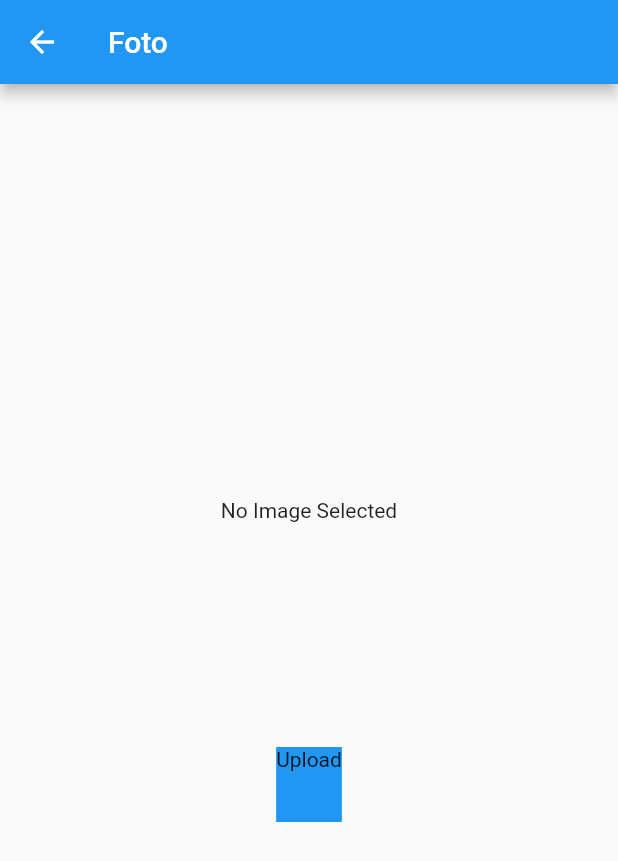
After one commit to RazoelZ/Rent-Car-Application, a Flutter app: the FotoPage screen opened directly, on a phone screen of 412 x 824 dp. The commit adds this screen. Shown: the top 861 px of the screen. Run offline on Flutter 3.47's test engine with Material 2 defaults, Android fonts, the phone set to English and light mode, and no system bars; drawn by our look-alikes of modal_progress_hud_nsn; our stand-ins replace cool_alert, dropdown_search, get, image_picker, shared_preferences; missing offline and left inert: dart:ffi, qrscan, webview_flutter_plus; accounts and stored records are empty.

Commit message:
fixing something i dont know

```diff
--- a/lib/core/repository.dart
+++ b/lib/core/repository.dart
@@ -9,7 +9,7 @@ import 'package:rentvehicle_application/model/MainKendaraanModel.dart';
 import 'package:rentvehicle_application/model/PeminjamanModel.dart';
 
 //Mengambil data dari table kendaraan
-const _baseUrl = "http://192.168.0.104/rent_car/public/api";
+const _baseUrl = "http://192.168.0.105/rent_car/public/api";
 
 class KendaraanRepository {
   Future getData() async {
@@ -207,7 +207,6 @@ class PeminjamanRepository {
         "lampiran_tol": lampiran_tol,
         "lampiran_bbm": lampiran_bbm,
       });
-      print(response.statusCode.toString());
       if (response.statusCode == 200) {
         return true;
       } else {
--- /dev/null
+++ b/lib/screen/fototototo.dart
@@ -0,0 +1,110 @@
+import 'dart:io';
+import 'package:http/http.dart' as http;
+import 'package:flutter/material.dart';
+import 'package:image_picker/image_picker.dart';
+import 'package:modal_progress_hud_nsn/modal_progress_hud_nsn.dart';
+
+class FotoPage extends StatefulWidget {
+  const FotoPage({super.key});
+
+  @override
+  State<FotoPage> createState() => _FotoPageState();
+}
+
+class _FotoPageState extends State<FotoPage> {
+  File? image;
+  final _picker = ImagePicker();
+  bool showSpinner = false;
+
+  Future getImage() async {
+    final pickedFile =
+        await _picker.pickImage(source: ImageSource.gallery, imageQuality: 80);
+
+    if (pickedFile != null) {
+      image = File(pickedFile.path);
+      setState(() {});
+    } else {
+      print('No image selected.');
+    }
+  }
+
+  Future<void> UploadImage() async {
+    setState(() {
+      showSpinner = true;
+    });
+    var stream = new http.ByteStream(image!.openRead());
+    stream.cast();
+
+    var length = await image!.length();
+    var uri = Uri.parse('http://192.168.0.100/rent_car/public/api/peminjaman');
+    var request = new http.MultipartRequest("POST", uri);
+
+    request.fields['id_peminjaman'] = "1";
+
+    var multipartFile = new http.MultipartFile(
+      'foto',
+      stream,
+      length,
+    );
+
+    var response = await request.send();
+
+    if (response.statusCode == 200) {
+      setState(() {
+        showSpinner = false;
+      });
+      print("Image Uploaded");
+    } else {
+      print("Upload Failed");
+      setState(() {
+        showSpinner = false;
+      });
+    }
+  }
+
+  @override
+  Widget build(BuildContext context) {
+    return ModalProgressHUD(
+      inAsyncCall: showSpinner,
+      child: Scaffold(
+        appBar: AppBar(
+          title: Text("Foto"),
+        ),
+        body: Container(
+          child: Column(
+            mainAxisAlignment: MainAxisAlignment.center,
+            crossAxisAlignment: CrossAxisAlignment.center,
+            children: [
+              Container(
+                  child: image == null
+                      ? Center(
+                          child: Text("No Image Selected"),
+                        )
+                      : Container(
+                          child: Center(
+                            child: Image.file(
+                              File(image!.path).absolute,
+                              height: 300,
+                              width: 300,
+                              fit: BoxFit.cover,
+                            ),
+                          ),
+                        )),
+              SizedBox(height: 150),
+              GestureDetector(
+                onTap: () {
+                  UploadImage();
+                },
+                child: Container(
+                  height: 50,
+                  color: Colors.blue,
+                  child: Text('Upload'),
+                ),
+              )
+            ],
+          ),
+        ),
+      ),
+    );
+  }
+}
--- a/lib/screen/gantipassword.dart
+++ b/lib/screen/gantipassword.dart
@@ -60,7 +60,6 @@ class _GantiPasswordPageState extends State<GantiPasswordPage> {
     return Scaffold(
       appBar: AppBar(
         title: Text("Ganti Password"),
-        automaticallyImplyLeading: false,
       ),
       body: Container(
         padding: EdgeInsets.fromLTRB(50, 50, 50, 40),
--- a/lib/screen/login.dart
+++ b/lib/screen/login.dart
@@ -20,7 +20,7 @@ class _LoginPageState extends State<LoginPage> {
   bool _obsecuretext = true;
   bool visible = false;
   final String sUrl =
-      "http://192.168.0.104/rent_car/public/api/UserAuthentication";
+      "http://192.168.0.105/rent_car/public/api/UserAuthentication";
 
   String generateMd5(String input) {
     return md5.convert(utf8.encode(input)).toString();
--- a/lib/screen/peminjaman.dart
+++ b/lib/screen/peminjaman.dart
@@ -206,7 +206,7 @@ class _PeminjamanPageState extends State<PeminjamanPage> {
                     showSearchBox: true,
                     onFind: (text) async {
                       var response = await http.get(Uri.parse(
-                          'http://192.168.0.106/rent_car/public/api/driver'));
+                          'http://192.168.0.105/rent_car/public/api/driver'));
                       if (response.statusCode != 200) {
                         return [];
                       }
--- a/pubspec.yaml
+++ b/pubspec.yaml
@@ -50,6 +50,7 @@ dependencies:
   shared_preferences: ^2.0.17
   crypto: ^3.0.2
   webview_flutter_plus: ^0.3.0+2
+  modal_progress_hud_nsn: ^0.3.0
 
 
 flutter_native_splash:
```
Also changed, not shown: lib/screen/pengembalian.dart (+44 -11 lines), lib/screen/scan.dart (+13 -3 lines), pubspec.lock, 6 other files.
